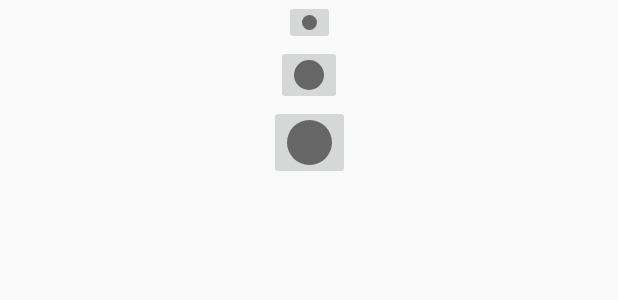
After one commit to AtulYadav01/DrawingApp, an Android app: the layout dialog_brush_size.xml on its own in the app's theme, with its tools: preview values and no code run, on a phone screen of 412 x 824 dp. The commit adds this screen. Shown: the top 300 px of the screen. Run offline under Robolectric (Android 15) with nearby library versions, the phone set to English and light mode, and no system bars.

Commit message:
Added Different Brush Sizes

```diff
--- /dev/null
+++ b/app/src/main/res/drawable/large.xml
@@ -0,0 +1,13 @@
+<?xml version="1.0" encoding="utf-8"?>
+<shape xmlns:android="http://schemas.android.com/apk/res/android"
+
+    android:dither="true"
+    android:shape="oval">
+    <size
+        android:width="30dp"
+        android:height="30dp" />
+
+    <solid android:color="#FF666666" />
+
+
+</shape>
--- /dev/null
+++ b/app/src/main/res/drawable/medium.xml
@@ -0,0 +1,13 @@
+<?xml version="1.0" encoding="utf-8"?>
+<shape xmlns:android="http://schemas.android.com/apk/res/android"
+
+    android:dither="true"
+    android:shape="oval">
+    <size
+        android:width="20dp"
+        android:height="20dp" />
+
+    <solid android:color="#FF666666" />
+
+
+</shape>
--- /dev/null
+++ b/app/src/main/res/drawable/small.xml
@@ -0,0 +1,13 @@
+<?xml version="1.0" encoding="utf-8"?>
+<shape xmlns:android="http://schemas.android.com/apk/res/android"
+
+    android:dither="true"
+    android:shape="oval">
+    <size
+        android:width="10dp"
+        android:height="10dp" />
+
+    <solid android:color="#FF666666" />
+
+
+</shape>
--- /dev/null
+++ b/app/src/main/res/layout/dialog_brush_size.xml
@@ -0,0 +1,42 @@
+<?xml version="1.0" encoding="utf-8"?>
+<androidx.constraintlayout.widget.ConstraintLayout xmlns:android="http://schemas.android.com/apk/res/android"
+    xmlns:app="http://schemas.android.com/apk/res-auto"
+    android:layout_width="match_parent"
+    android:layout_height="match_parent"
+    android:gravity="center"
+    android:orientation="vertical">
+
+    <ImageButton
+        android:id="@+id/ib_small_brush"
+        android:layout_width="wrap_content"
+        android:layout_height="wrap_content"
+        android:contentDescription="@string/image_small"
+        android:src="@drawable/small"
+        app:layout_constraintBottom_toTopOf="@id/ib_medium_brush"
+        app:layout_constraintLeft_toLeftOf="parent"
+        app:layout_constraintRight_toRightOf="parent"
+        app:layout_constraintTop_toTopOf="parent" />
+
+    <ImageButton
+        android:id="@+id/ib_medium_brush"
+        android:layout_width="wrap_content"
+        android:layout_height="wrap_content"
+        android:contentDescription="@string/image_medium"
+        android:src="@drawable/medium"
+        app:layout_constraintBottom_toTopOf="@id/ib_large_brush"
+        app:layout_constraintLeft_toLeftOf="parent"
+        app:layout_constraintRight_toRightOf="parent"
+        app:layout_constraintTop_toBottomOf="@id/ib_small_brush" />
+
+    <ImageButton
+        android:id="@+id/ib_large_brush"
+        android:layout_width="wrap_content"
+        android:layout_height="wrap_content"
+        android:contentDescription="@string/image_large"
+        android:src="@drawable/large"
+        app:layout_constraintBottom_toBottomof="parent"
+        app:layout_constraintLeft_toLeftOf="parent"
+        app:layout_constraintRight_toRightOf="parent"
+        app:layout_constraintTop_toBottomOf="@id/ib_medium_brush" />
+
+</androidx.constraintlayout.widget.ConstraintLayout>
--- a/app/src/main/res/values/strings.xml
+++ b/app/src/main/res/values/strings.xml
@@ -1,3 +1,7 @@
 <resources>
     <string name="app_name">DrawingApp</string>
+    <string name="image_small">image_small</string>
+    <string name="image_large" />
+    <string name="image_medium" />
+    <string name="brush_image">brush image</string>
 </resources>
```
Also changed, not shown: app/src/main/java/com/atulyadav/drawingapp/MainActivity.kt (+32 -0 lines), app/src/main/res/layout/activity_main.xml (+14 -1 lines), app/src/main/res/drawable-v24/ic_brush.png (added).
